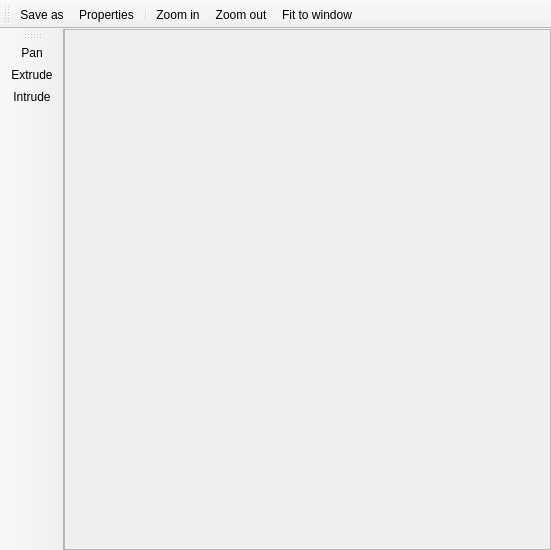
First picture: the form in ui/ImageViewer.ui, repository RoryDungan/Gaiascape, before the edit.
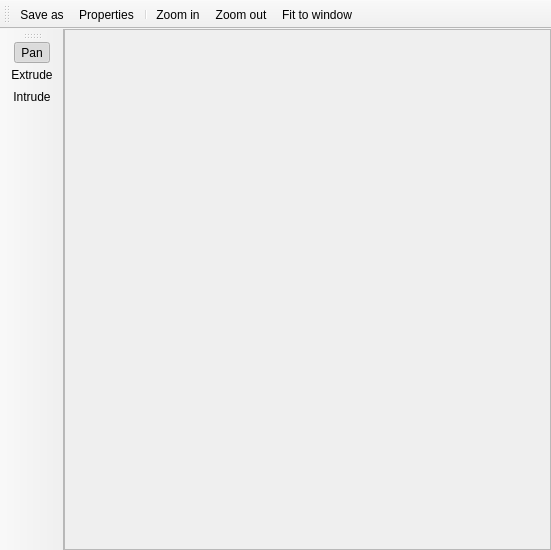
Second picture: the form after the edit. Icons and pictures are not drawn.

Patch:
```diff
--- a/ui/ImageViewer.ui
+++ b/ui/ImageViewer.ui
@@ -129,6 +129,12 @@
    </property>
   </action>
   <action name="actionPan">
+   <property name="checkable">
+    <bool>true</bool>
+   </property>
+   <property name="checked">
+    <bool>true</bool>
+   </property>
    <property name="icon">
     <iconset resource="../icons.qrc">
      <normaloff>:/media/24x24/cursor-select.png</normaloff>:/media/24x24/cursor-select.png</iconset>
```
Left out of the diff: 8 changed lines with no effect on the pictures.
